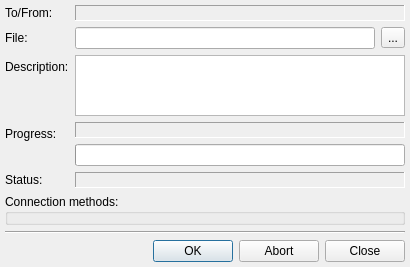
Before: the Qt Designer form src/plugins/filetransfer/streamdialog.ui in vacuum-im/vacuum-im, drawn with Qt 5.
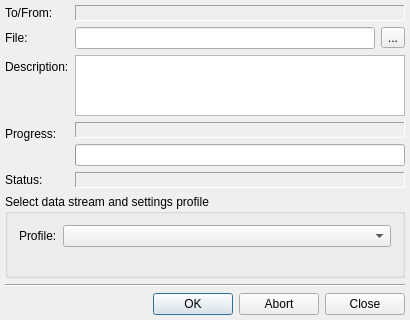
After: the same form once the commit is applied.

```diff
--- a/src/plugins/filetransfer/streamdialog.ui
+++ b/src/plugins/filetransfer/streamdialog.ui
@@ -7,7 +7,7 @@
     <x>0</x>
     <y>0</y>
     <width>410</width>
-    <height>258</height>
+    <height>320</height>
    </rect>
   </property>
   <layout class="QVBoxLayout" name="verticalLayout_2">
@@ -159,8 +159,34 @@
    <item>
     <widget class="QGroupBox" name="grbConnections">
      <property name="title">
-      <string>Connection methods:</string>
+      <string>Select data stream and settings profile</string>
      </property>
+     <layout class="QVBoxLayout" name="verticalLayout_3">
+      <item>
+       <layout class="QHBoxLayout" name="horizontalLayout_2">
+        <item>
+         <widget class="QLabel" name="lblMethodSettings">
+          <property name="text">
+           <string>Profile:</string>
+          </property>
+         </widget>
+        </item>
+        <item>
+         <widget class="QComboBox" name="cmbMethodSettings">
+          <property name="sizePolicy">
+           <sizepolicy hsizetype="Expanding" vsizetype="Fixed">
+            <horstretch>0</horstretch>
+            <verstretch>0</verstretch>
+           </sizepolicy>
+          </property>
+         </widget>
+        </item>
+       </layout>
+      </item>
+      <item>
+       <widget class="QWidget" name="wdtMethods" native="true"/>
+      </item>
+     </layout>
     </widget>
    </item>
    <item>
```
Left out of the diff: 2 changed lines with no effect on the pictures.
